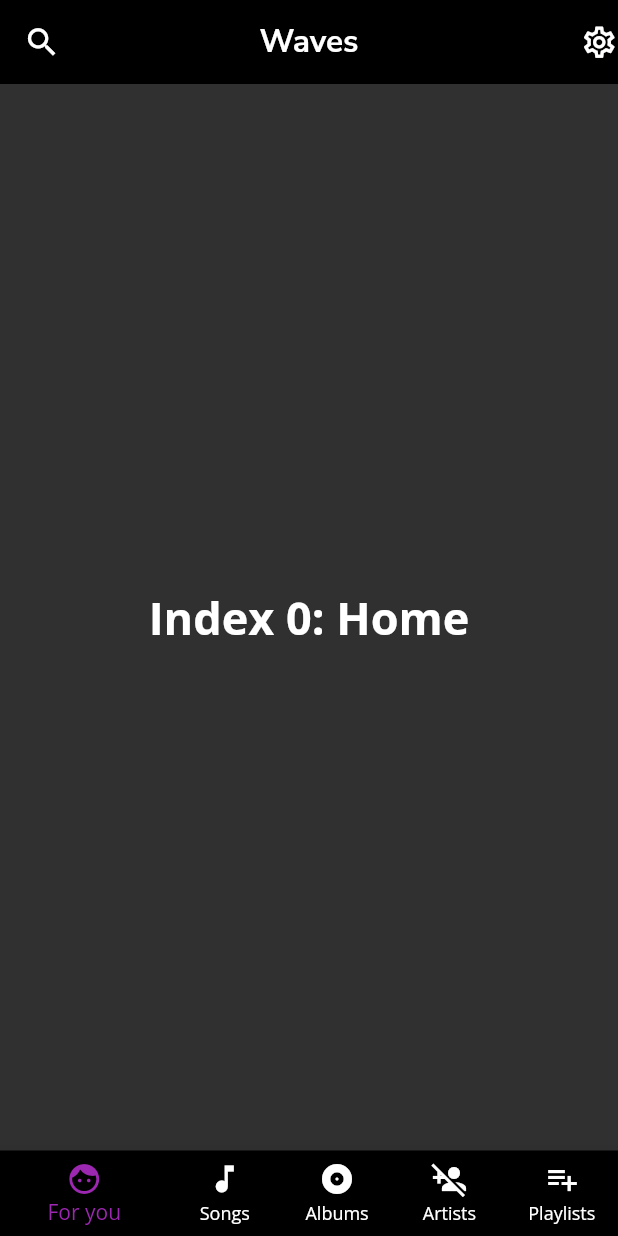
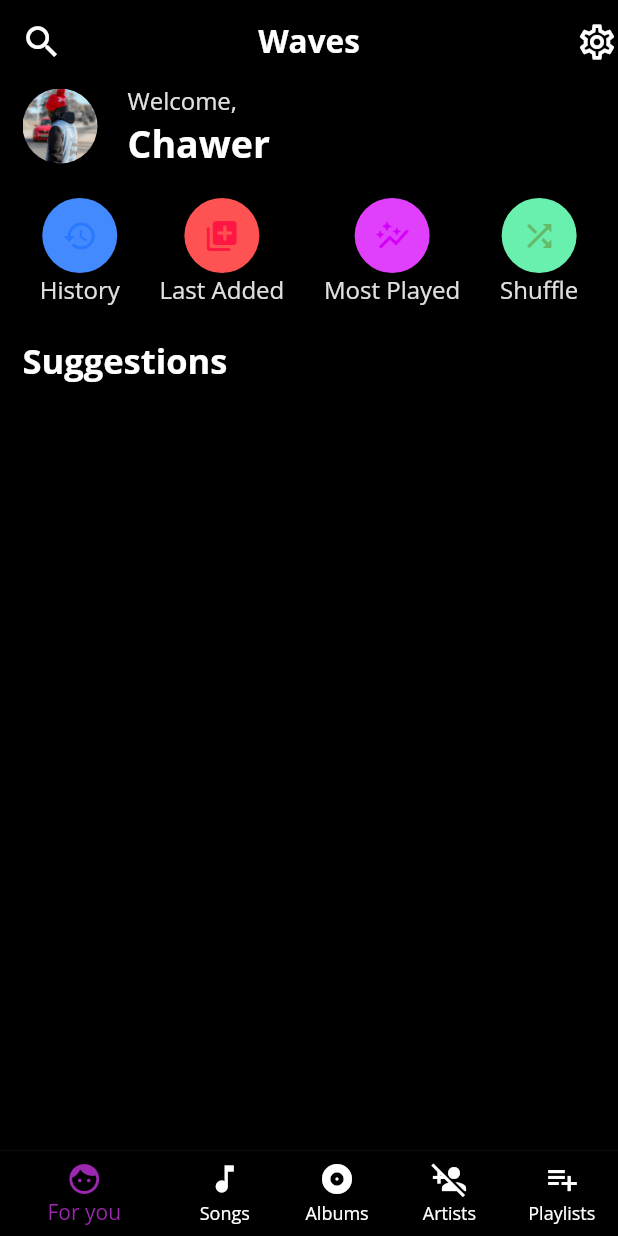
Before and after one commit to ChawerKamanga/waves_clone, a Flutter app: the screen it shows after launch, on a phone screen of 412 x 824 dp. Run offline on Flutter 3.47's test engine with Material 2 defaults, Android fonts, the phone set to English and light mode, and no system bars; our stand-ins replace google_fonts.

Commit message:
added for you screen

```diff
--- /dev/null
+++ b/lib/for_you_screen.dart
@@ -0,0 +1,91 @@
+import 'package:flutter/material.dart';
+import 'package:waves_clone/waves_theme.dart';
+
+class ForYouScreen extends StatelessWidget {
+  const ForYouScreen({Key? key}) : super(key: key);
+
+  @override
+  Widget build(BuildContext context) {
+    return Container(
+      color: Colors.black,
+      child: ListView(
+        scrollDirection: Axis.vertical,
+        children: [
+          Padding(
+            padding: const EdgeInsets.symmetric(horizontal: 15.0),
+            child: Row(
+              mainAxisAlignment: MainAxisAlignment.start,
+              children: [
+                const CircleAvatar(
+                  radius: 25,
+                  backgroundImage: AssetImage('assets/img/profile_img.jpg'),
+                ),
+                const SizedBox(width: 20),
+                Column(
+                  crossAxisAlignment: CrossAxisAlignment.start,
+                  children: [
+                    Text(
+                      'Welcome,',
+                      style: WavesTheme.darkTextTheme.bodyText2,
+                    ),
+                    Text(
+                      'Chawer',
+                      style: WavesTheme.darkTextTheme.headline1,
+                    ),
+                  ],
+                )
+              ],
+            ),
+          ),
+          const SizedBox(height: 20),
+          Row(
+            mainAxisAlignment: MainAxisAlignment.spaceEvenly,
+            children: [
+              buildIconAction(Icons.history, 'History', Colors.blueAccent,
+                  Colors.blueAccent[400]!),
+              buildIconAction(Icons.add_to_photos_rounded, 'Last Added',
+                  Colors.redAccent, Colors.redAccent[400]!),
+              buildIconAction(Icons.auto_graph, 'Most Played',
+                  Colors.purpleAccent, Colors.purpleAccent[400]!),
+              buildIconAction(Icons.shuffle, 'Shuffle', Colors.greenAccent,
+                  Colors.green[400]!),
+            ],
+          ),
+          Padding(
+            padding: const EdgeInsets.symmetric(horizontal: 15.0, vertical: 20),
+            child: Text(
+              'Suggestions',
+              style: WavesTheme.darkTextTheme.headline2,
+            ),
+          )
+        ],
+      ),
+    );
+  }
+
+  Column buildIconAction(
+      IconData icon, String actionName, Color bgColor, Color iconColor) {
+    return Column(
+      children: [
+        Container(
+          height: 50,
+          width: 50,
+          decoration: BoxDecoration(
+            color: bgColor,
+            shape: BoxShape.circle,
+          ),
+          child: Center(
+            child: Icon(
+              icon,
+              color: iconColor,
+            ),
+          ),
+        ),
+        Text(
+          actionName,
+          style: WavesTheme.darkTextTheme.bodyText2,
+        )
+      ],
+    );
+  }
+}
--- a/lib/my_home_page.dart
+++ b/lib/my_home_page.dart
@@ -1,5 +1,6 @@
 import 'package:flutter/material.dart';
 import 'package:google_fonts/google_fonts.dart';
+import 'package:waves_clone/for_you_screen.dart';
 
 class MyHomePage extends StatefulWidget {
   final String appName;
@@ -14,10 +15,7 @@ class _MyHomePageState extends State<MyHomePage> {
   static const TextStyle optionStyle =
       TextStyle(fontSize: 30, fontWeight: FontWeight.bold);
   static const List<Widget> _widgetOptions = <Widget>[
-    Text(
-      'Index 0: Home',
-      style: optionStyle,
-    ),
+    ForYouScreen(),
     Text(
       'Index 1: Business',
       style: optionStyle,
@@ -44,14 +42,14 @@ class _MyHomePageState extends State<MyHomePage> {
           onPressed: () {},
           icon: const Icon(
             Icons.search,
-            size: 25,
+            size: 28,
           ),
         ),
         title: Text(
           'Waves',
-          style: GoogleFonts.nunitoSans(
+          style: GoogleFonts.openSans(
             fontSize: 21.0,
-            fontWeight: FontWeight.w700,
+            fontWeight: FontWeight.bold,
             color: Colors.white,
           ),
         ),
@@ -59,7 +57,7 @@ class _MyHomePageState extends State<MyHomePage> {
         actions: const [
           Icon(
             Icons.settings_outlined,
-            size: 25,
+            size: 28,
           ),
         ],
       ),
--- a/lib/waves_theme.dart
+++ b/lib/waves_theme.dart
@@ -44,9 +44,9 @@ class WavesTheme {
       color: Colors.white,
     ),
     bodyText2: GoogleFonts.openSans(
-      fontSize: 14.0,
+      fontSize: 16.0,
       fontWeight: FontWeight.w400,
-      color: Colors.white,
+      color: Colors.grey[300],
     ),
     headline1: GoogleFonts.openSans(
       fontSize: 25.0,
@@ -54,8 +54,8 @@ class WavesTheme {
       color: Colors.white,
     ),
     headline2: GoogleFonts.openSans(
-      fontSize: 21.0,
-      fontWeight: FontWeight.w700,
+      fontSize: 23.0,
+      fontWeight: FontWeight.bold,
       color: Colors.white,
     ),
     headline3: GoogleFonts.openSans(
--- a/pubspec.yaml
+++ b/pubspec.yaml
@@ -59,8 +59,8 @@ flutter:
   uses-material-design: true
 
   # To add assets to your application, add an assets section, like this:
-  # assets:
-  #   - images/a_dot_burr.jpeg
+  assets:
+    - assets/img/
   #   - images/a_dot_ham.jpeg
 
   # An image asset can refer to one or more resolution-specific "variants", see
```
Also changed, not shown: assets/img/profile.jpg (added), assets/img/profile_img.jpg (added).
